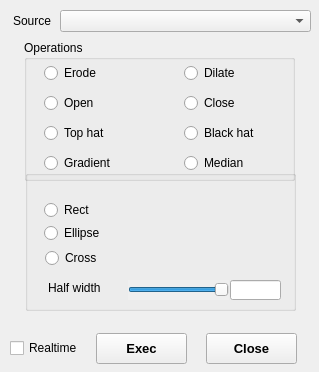
Above: qroisimulator/app/dialogmorphology.ui from JonglockYoon/QT-qroilib before the change. Below: the same form after it.
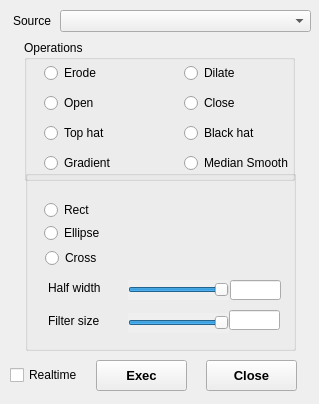
That is the form after the change.

What changed in the file:
```diff
--- a/qroisimulator/app/dialogmorphology.ui
+++ b/qroisimulator/app/dialogmorphology.ui
@@ -7,7 +7,7 @@
     <x>0</x>
     <y>0</y>
     <width>319</width>
-    <height>372</height>
+    <height>404</height>
    </rect>
   </property>
   <property name="mouseTracking">
@@ -23,7 +23,7 @@
    <property name="geometry">
     <rect>
      <x>206</x>
-     <y>333</y>
+     <y>360</y>
      <width>91</width>
      <height>31</height>
     </rect>
@@ -186,12 +186,12 @@
      <rect>
       <x>160</x>
       <y>115</y>
-      <width>90</width>
+      <width>111</width>
       <height>16</height>
      </rect>
     </property>
     <property name="text">
-     <string>Median</string>
+     <string>Median Smooth</string>
     </property>
    </widget>
    <widget class="QRadioButton" name="radioButtonGradient">
@@ -212,7 +212,7 @@
    <property name="geometry">
     <rect>
      <x>96</x>
-     <y>333</y>
+     <y>360</y>
      <width>91</width>
      <height>31</height>
     </rect>
@@ -233,7 +233,7 @@
    <property name="geometry">
     <rect>
      <x>10</x>
-     <y>340</y>
+     <y>367</y>
      <width>71</width>
      <height>16</height>
     </rect>
@@ -274,7 +274,7 @@
      <x>25</x>
      <y>170</y>
      <width>271</width>
-     <height>141</height>
+     <height>181</height>
     </rect>
    </property>
    <property name="title">
@@ -319,6 +319,57 @@
      <string>Ellipse</string>
     </property>
    </widget>
+   <widget class="QLabel" name="label_6">
+    <property name="geometry">
+     <rect>
+      <x>23</x>
+      <y>140</y>
+      <width>71</width>
+      <height>21</height>
+     </rect>
+    </property>
+    <property name="text">
+     <string>Filter size</string>
+    </property>
+    <property name="alignment">
+     <set>Qt::AlignLeading|Qt::AlignLeft|Qt::AlignVCenter</set>
+    </property>
+   </widget>
+   <widget class="QSlider" name="slidera2">
+    <property name="geometry">
+     <rect>
+      <x>103</x>
+      <y>143</y>
+      <width>101</width>
+      <height>20</height>
+     </rect>
+    </property>
+    <property name="autoFillBackground">
+     <bool>true</bool>
+    </property>
+    <property name="styleSheet">
+     <string notr="true">QSlider::groove:horizontal</string>
+    </property>
+    <property name="minimum">
+     <number>-13</number>
+    </property>
+    <property name="maximum">
+     <number>-1</number>
+    </property>
+    <property name="orientation">
+     <enum>Qt::Horizontal</enum>
+    </property>
+   </widget>
+   <widget class="QLineEdit" name="edita2">
+    <property name="geometry">
+     <rect>
+      <x>204</x>
+      <y>140</y>
+      <width>51</width>
+      <height>20</height>
+     </rect>
+    </property>
+   </widget>
   </widget>
   <zorder>groupBox</zorder>
   <zorder>OperationsGroup</zorder>
```
